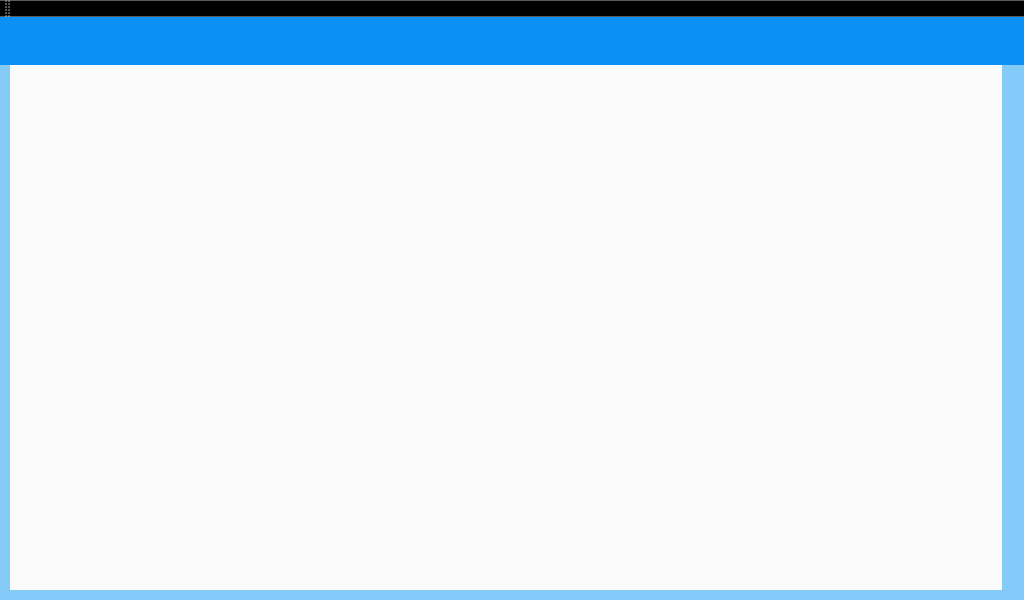
Old version of the form src/mainwindow.ui in the repository Txikilinux/abuledu-minitexte.
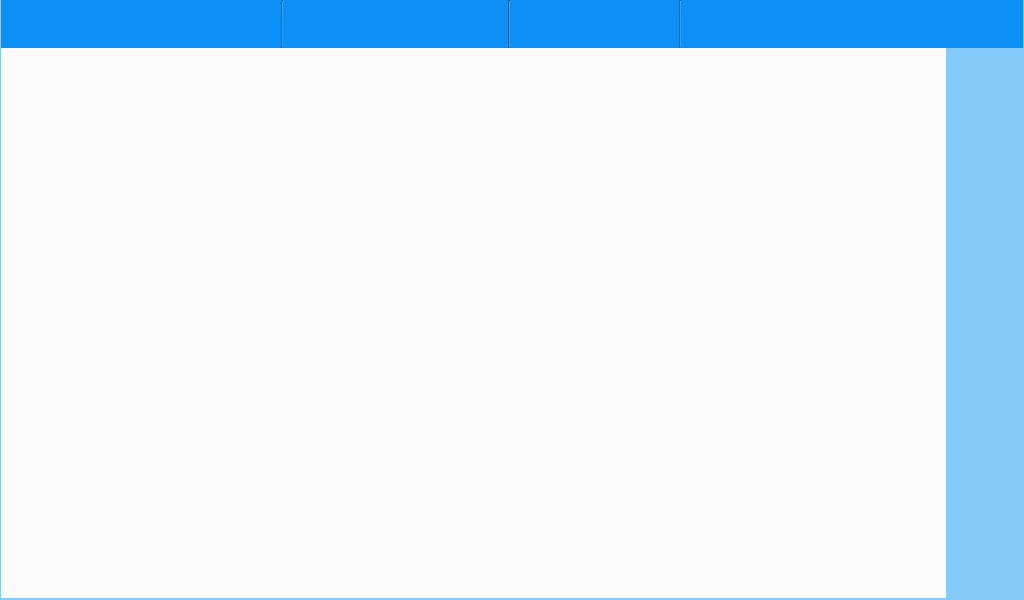
New version of the form. Icons and pictures are not drawn. Custom widgets are drawn as their Qt base class.

Commit message: [#3753] Nettoyage et Debut de reimplemenatat° graph. (boutons formatage texte non fonctionnels)

```diff
--- a/src/mainwindow.ui
+++ b/src/mainwindow.ui
@@ -33,13 +33,13 @@
    </property>
    <layout class="QGridLayout" name="gridLayout_2">
     <property name="leftMargin">
-     <number>0</number>
+     <number>1</number>
     </property>
     <property name="topMargin">
      <number>0</number>
     </property>
     <property name="rightMargin">
-     <number>0</number>
+     <number>1</number>
     </property>
     <property name="bottomMargin">
      <number>0</number>
@@ -66,31 +66,7 @@
       </property>
      </widget>
     </item>
-    <item row="1" column="0">
-     <widget class="QFrame" name="frPrincipale">
-      <property name="frameShape">
-       <enum>QFrame::NoFrame</enum>
-      </property>
-      <property name="frameShadow">
-       <enum>QFrame::Raised</enum>
-      </property>
-      <layout class="QGridLayout" name="gridLayout_6">
-       <property name="leftMargin">
-        <number>0</number>
-       </property>
-       <property name="topMargin">
-        <number>0</number>
-       </property>
-       <property name="rightMargin">
-        <number>0</number>
-       </property>
-       <property name="bottomMargin">
-        <number>0</number>
-       </property>
-       <property name="spacing">
-        <number>0</number>
-       </property>
-       <item row="0" column="0">
+    <item row="2" column="0">
         <widget class="QStackedWidget" name="stackedWidget">
          <property name="currentIndex">
           <number>0</number>
@@ -100,7 +76,7 @@
            <bool>true</bool>
           </property>
           <property name="focusPolicy">
-           <enum>Qt::WheelFocus</enum>
+        <enum>Qt::NoFocus</enum>
           </property>
           <layout class="QGridLayout" name="gridLayout_4">
            <property name="leftMargin">
@@ -113,42 +89,564 @@
             <number>0</number>
            </property>
            <property name="bottomMargin">
-            <number>0</number>
-           </property>
-           <property name="spacing">
+         <number>2</number>
+        </property>
+        <property name="horizontalSpacing">
+         <number>2</number>
+        </property>
+        <property name="verticalSpacing">
             <number>0</number>
            </property>
-           <item row="1" column="2">
-            <widget class="QFrame" name="frmControlAudio">
+        <item row="0" column="0" colspan="2">
+         <widget class="QFrame" name="frmFormat">
              <property name="minimumSize">
               <size>
                <width>0</width>
-               <height>200</height>
-              </size>
-             </property>
+            <height>48</height>
+           </size>
+          </property>
+          <property name="maximumSize">
+           <size>
+            <width>16777215</width>
+            <height>48</height>
+           </size>
+          </property>
+          <property name="styleSheet">
+           <string notr="true">background-color:#0D90F6</string>
+          </property>
              <property name="frameShape">
               <enum>QFrame::NoFrame</enum>
              </property>
              <property name="frameShadow">
               <enum>QFrame::Raised</enum>
              </property>
-             <layout class="QGridLayout" name="gridLayout_5"/>
+          <layout class="QHBoxLayout" name="horizontalLayout_3">
+           <property name="spacing">
+            <number>0</number>
+           </property>
+           <property name="leftMargin">
+            <number>0</number>
+           </property>
+           <property name="topMargin">
+            <number>0</number>
+           </property>
+           <property name="rightMargin">
+            <number>0</number>
+           </property>
+           <property name="bottomMargin">
+            <number>0</number>
+           </property>
+           <item>
+            <widget class="QToolButton" name="btn_bold">
+             <property name="focusPolicy">
+              <enum>Qt::NoFocus</enum>
+             </property>
+             <property name="text">
+              <string notr="true"/>
+             </property>
+             <property name="icon">
+              <iconset resource="resources.qrc">
+               <normaloff>:/abuledutextev1/format/bold</normaloff>:/abuledutextev1/format/bold</iconset>
+             </property>
+             <property name="iconSize">
+              <size>
+               <width>48</width>
+               <height>48</height>
+              </size>
+             </property>
+             <property name="checkable">
+              <bool>true</bool>
+             </property>
+             <property name="autoRaise">
+              <bool>true</bool>
+             </property>
             </widget>
            </item>
-           <item row="2" column="2">
-            <spacer name="verticalSpacer">
+           <item>
+            <widget class="QToolButton" name="btn_italic">
+             <property name="focusPolicy">
+              <enum>Qt::NoFocus</enum>
+             </property>
+             <property name="text">
+              <string notr="true"/>
+             </property>
+             <property name="icon">
+              <iconset resource="resources.qrc">
+               <normaloff>:/abuledutextev1/format/italic</normaloff>:/abuledutextev1/format/italic</iconset>
+             </property>
+             <property name="iconSize">
+              <size>
+               <width>48</width>
+               <height>48</height>
+              </size>
+             </property>
+             <property name="checkable">
+              <bool>true</bool>
+             </property>
+             <property name="autoRaise">
+              <bool>true</bool>
+             </property>
+            </widget>
+           </item>
+           <item>
+            <widget class="QToolButton" name="btn_underlined">
+             <property name="focusPolicy">
+              <enum>Qt::NoFocus</enum>
+             </property>
+             <property name="text">
+              <string notr="true"/>
+             </property>
+             <property name="icon">
+              <iconset resource="resources.qrc">
+               <normaloff>:/abuledutextev1/format/underlined</normaloff>:/abuledutextev1/format/underlined</iconset>
+             </property>
+             <property name="iconSize">
+              <size>
+               <width>48</width>
+               <height>48</height>
+              </size>
+             </property>
+             <property name="checkable">
+              <bool>true</bool>
+             </property>
+             <property name="autoRaise">
+              <bool>true</bool>
+             </property>
+            </widget>
+           </item>
+           <item>
+            <widget class="QToolButton" name="btn_decrease">
+             <property name="focusPolicy">
+              <enum>Qt::NoFocus</enum>
+             </property>
+             <property name="text">
+              <string notr="true"/>
+             </property>
+             <property name="icon">
+              <iconset resource="resources.qrc">
+               <normaloff>:/abuledutextev1/format/decrease</normaloff>:/abuledutextev1/format/decrease</iconset>
+             </property>
+             <property name="iconSize">
+              <size>
+               <width>48</width>
+               <height>48</height>
+              </size>
+             </property>
+             <property name="checkable">
+              <bool>false</bool>
+             </property>
+             <property name="autoRaise">
+              <bool>true</bool>
+             </property>
+            </widget>
+           </item>
+           <item>
+            <widget class="QToolButton" name="btn_increase">
+             <property name="focusPolicy">
+              <enum>Qt::NoFocus</enum>
+             </property>
+             <property name="text">
+              <string notr="true"/>
+             </property>
+             <property name="icon">
+              <iconset resource="resources.qrc">
+               <normaloff>:/abuledutextev1/format/increase</normaloff>:/abuledutextev1/format/increase</iconset>
+             </property>
+             <property name="iconSize">
+              <size>
+               <width>48</width>
+               <height>48</height>
+              </size>
+             </property>
+             <property name="checkable">
+              <bool>false</bool>
+             </property>
+             <property name="autoRaise">
+              <bool>true</bool>
+             </property>
+            </widget>
+           </item>
+           <item>
+            <widget class="Line" name="line">
+             <property name="minimumSize">
+              <size>
+               <width>0</width>
+               <height>0</height>
+              </size>
+             </property>
+             <property name="styleSheet">
+              <string notr="true">color: rgb(255, 255, 255);</string>
+             </property>
              <property name="orientation">
               <enum>Qt::Vertical</enum>
+             </property>
+            </widget>
+           </item>
+           <item>
+            <widget class="QFrame" name="frameAlignement">
+             <property name="frameShape">
+              <enum>QFrame::NoFrame</enum>
+             </property>
+             <property name="frameShadow">
+              <enum>QFrame::Plain</enum>
+             </property>
+             <layout class="QHBoxLayout" name="horizontalLayout_2">
+              <property name="spacing">
+               <number>0</number>
+              </property>
+              <property name="leftMargin">
+               <number>0</number>
+              </property>
+              <property name="topMargin">
+               <number>0</number>
+              </property>
+              <property name="rightMargin">
+               <number>0</number>
+              </property>
+              <property name="bottomMargin">
+               <number>0</number>
+              </property>
+              <item>
+               <widget class="QToolButton" name="btn_leftText">
+                <property name="focusPolicy">
+                 <enum>Qt::NoFocus</enum>
+                </property>
+                <property name="text">
+                 <string notr="true"/>
+                </property>
+                <property name="icon">
+                 <iconset resource="resources.qrc">
+                  <normaloff>:/abuledutextev1/format/left</normaloff>:/abuledutextev1/format/left</iconset>
+                </property>
+                <property name="iconSize">
+                 <size>
+                  <width>48</width>
+                  <height>48</height>
+                 </size>
+                </property>
+                <property name="checkable">
+                 <bool>true</bool>
+                </property>
+                <property name="autoExclusive">
+                 <bool>true</bool>
+                </property>
+                <property name="autoRaise">
+                 <bool>true</bool>
+                </property>
+               </widget>
+              </item>
+              <item>
+               <widget class="QToolButton" name="btn_centerText">
+                <property name="focusPolicy">
+                 <enum>Qt::NoFocus</enum>
+                </property>
+                <property name="text">
+                 <string notr="true"/>
+                </property>
+                <property name="icon">
+                 <iconset resource="resources.qrc">
+                  <normaloff>:/abuledutextev1/format/center</normaloff>:/abuledutextev1/format/center</iconset>
+                </property>
+                <property name="iconSize">
+                 <size>
+                  <width>48</width>
+                  <height>48</height>
+                 </size>
+                </property>
+                <property name="checkable">
+                 <bool>true</bool>
+                </property>
+                <property name="autoExclusive">
+                 <bool>true</bool>
+                </property>
+                <property name="autoRaise">
+                 <bool>true</bool>
+                </property>
+               </widget>
+              </item>
+              <item>
+               <widget class="QToolButton" name="btn_rightText">
+                <property name="focusPolicy">
+                 <enum>Qt::NoFocus</enum>
+                </property>
+                <property name="text">
+                 <string notr="true"/>
+                </property>
+                <property name="icon">
+                 <iconset resource="resources.qrc">
+                  <normaloff>:/abuledutextev1/format/right</normaloff>:/abuledutextev1/format/right</iconset>
+                </property>
+                <property name="iconSize">
+                 <size>
+                  <width>48</width>
+                  <height>48</height>
+                 </size>
+                </property>
+                <property name="checkable">
+                 <bool>true</bool>
+                </property>
+                <property name="autoExclusive">
+                 <bool>true</bool>
+                </property>
+                <property name="autoRaise">
+                 <bool>true</bool>
+                </property>
+               </widget>
+              </item>
+              <item>
+               <widget class="QToolButton" name="btn_justifyText">
+                <property name="focusPolicy">
+                 <enum>Qt::NoFocus</enum>
+                </property>
+                <property name="text">
+                 <string notr="true"/>
+                </property>
+                <property name="icon">
+                 <iconset resource="resources.qrc">
+                  <normaloff>:/abuledutextev1/format/justify</normaloff>:/abuledutextev1/format/justify</iconset>
+                </property>
+                <property name="iconSize">
+                 <size>
+                  <width>48</width>
+                  <height>48</height>
+                 </size>
+                </property>
+                <property name="checkable">
+                 <bool>true</bool>
+                </property>
+                <property name="autoExclusive">
+                 <bool>true</bool>
+                </property>
+                <property name="autoRaise">
+                 <bool>true</bool>
+                </property>
+               </widget>
+              </item>
+             </layout>
+            </widget>
+           </item>
+           <item>
+            <widget class="Line" name="line_2">
+             <property name="minimumSize">
+              <size>
+               <width>0</width>
+               <height>0</height>
+              </size>
+             </property>
+             <property name="styleSheet">
+              <string notr="true">color: rgb(255, 255, 255);</string>
+             </property>
+             <property name="orientation">
+              <enum>Qt::Vertical</enum>
+             </property>
+            </widget>
+           </item>
+           <item>
+            <widget class="QFrame" name="frameFont">
+             <property name="frameShape">
+              <enum>QFrame::NoFrame</enum>
+             </property>
+             <property name="frameShadow">
+              <enum>QFrame::Plain</enum>
+             </property>
+             <layout class="QHBoxLayout" name="horizontalLayout">
+              <property name="spacing">
+               <number>0</number>
+              </property>
+              <property name="leftMargin">
+               <number>0</number>
+              </property>
+              <property name="topMargin">
+               <number>0</number>
+              </property>
+              <property name="rightMargin">
+               <number>0</number>
+              </property>
+              <property name="bottomMargin">
+               <number>0</number>
+              </property>
+              <item>
+               <widget class="QToolButton" name="btn_andika">
+                <property name="focusPolicy">
+                 <enum>Qt::NoFocus</enum>
+                </property>
+                <property name="text">
+                 <string notr="true"/>
+                </property>
+                <property name="icon">
+                 <iconset resource="resources.qrc">
+                  <normaloff>:/abuledutextev1/format/fontAndika</normaloff>:/abuledutextev1/format/fontAndika</iconset>
+                </property>
+                <property name="iconSize">
+                 <size>
+                  <width>48</width>
+                  <height>48</height>
+                 </size>
+                </property>
+                <property name="checkable">
+                 <bool>true</bool>
+                </property>
+                <property name="autoExclusive">
+                 <bool>true</bool>
+                </property>
+                <property name="autoRaise">
+                 <bool>true</bool>
+                </property>
+               </widget>
+              </item>
+              <item>
+               <widget class="QToolButton" name="btn_seyes">
+                <property name="focusPolicy">
+                 <enum>Qt::NoFocus</enum>
+                </property>
+                <property name="text">
+                 <string notr="true"/>
+                </property>
+                <property name="icon">
+                 <iconset resource="resources.qrc">
+                  <normaloff>:/abuledutextev1/format/fontSeyes</normaloff>:/abuledutextev1/format/fontSeyes</iconset>
+                </property>
+                <property name="iconSize">
+                 <size>
+                  <width>48</width>
+                  <height>48</height>
+                 </size>
+                </property>
+                <property name="checkable">
+                 <bool>true</bool>
+                </property>
+                <property name="autoExclusive">
+                 <bool>true</bool>
+                </property>
+                <property name="autoRaise">
+                 <bool>true</bool>
+                </property>
+               </widget>
+              </item>
+              <item>
+               <widget class="QToolButton" name="btn_plume">
+                <property name="focusPolicy">
+                 <enum>Qt::NoFocus</enum>
+                </property>
+                <property name="text">
+                 <string notr="true"/>
+                </property>
+                <property name="icon">
+                 <iconset resource="resources.qrc">
+                  <normaloff>:/abuledutextev1/format/fontPlume</normaloff>:/abuledutextev1/format/fontPlume</iconset>
+                </property>
+                <property name="iconSize">
+                 <size>
+                  <width>48</width>
+                  <height>48</height>
+                 </size>
+                </property>
+                <property name="checkable">
+                 <bool>true</bool>
+                </property>
+                <property name="autoExclusive">
+                 <bool>true</bool>
+                </property>
+                <property name="autoRaise">
+                 <bool>true</bool>
+                </property>
+               </widget>
+              </item>
+             </layout>
+            </widget>
+           </item>
+           <item>
+            <widget class="Line" name="line_3">
+             <property name="orientation">
+              <enum>Qt::Vertical</enum>
+             </property>
+            </widget>
+           </item>
+           <item>
+            <widget class="QToolButton" name="btn_color">
+             <property name="focusPolicy">
+              <enum>Qt::NoFocus</enum>
+             </property>
+             <property name="text">
+              <string notr="true"/>
+             </property>
+             <property name="iconSize">
+              <size>
+               <width>48</width>
+               <height>48</height>
+              </size>
+             </property>
+             <property name="checkable">
+              <bool>false</bool>
+             </property>
+             <property name="autoExclusive">
+              <bool>false</bool>
+             </property>
+             <property name="autoRaise">
+              <bool>true</bool>
+             </property>
+            </widget>
+           </item>
+           <item>
+            <widget class="QToolButton" name="btn_data">
+             <property name="focusPolicy">
+              <enum>Qt::NoFocus</enum>
+             </property>
+             <property name="text">
+              <string notr="true"/>
+             </property>
+             <property name="icon">
+              <iconset resource="resources.qrc">
+               <normaloff>:/abuledutextev1/buttons/data</normaloff>:/abuledutextev1/buttons/data</iconset>
+             </property>
+             <property name="iconSize">
+              <size>
+               <width>48</width>
+               <height>48</height>
+              </size>
+             </property>
+             <property name="checkable">
+              <bool>false</bool>
+             </property>
+             <property name="autoExclusive">
+              <bool>false</bool>
+             </property>
+             <property name="autoRaise">
+              <bool>true</bool>
+             </property>
+            </widget>
+           </item>
+           <item>
+            <spacer name="horizontalSpacer">
+             <property name="orientation">
+              <enum>Qt::Horizontal</enum>
              </property>
              <property name="sizeHint" stdset="0">
               <size>
-               <width>20</width>
-               <height>392</height>
+               <width>40</width>
+               <height>20</height>
               </size>
              </property>
             </spacer>
            </item>
-           <item row="1" column="1" rowspan="2">
+          </layout>
+          <zorder>btn_bold</zorder>
+          <zorder>btn_italic</zorder>
+          <zorder>teZoneTexte</zorder>
+          <zorder>btn_underlined</zorder>
+          <zorder>btn_decrease</zorder>
+          <zorder>btn_increase</zorder>
+          <zorder>line</zorder>
+          <zorder>line_2</zorder>
+          <zorder>frameFont</zorder>
+          <zorder>frameAlignement</zorder>
+          <zorder>btn_color</zorder>
+          <zorder>line_3</zorder>
+          <zorder>btn_data</zorder>
+          <zorder>horizontalSpacer</zorder>
+         </widget>
+        </item>
+        <item row="1" column="0">
             <widget class="QTextEdit" name="teZoneTexte">
              <property name="focusPolicy">
               <enum>Qt::StrongFocus</enum>
@@ -170,73 +668,21 @@
              </property>
             </widget>
            </item>
-           <item row="0" column="0" colspan="3">
-            <widget class="QFrame" name="frmFormat">
+        <item row="1" column="1">
+         <widget class="QFrame" name="frmControlAudio">
              <property name="minimumSize">
               <size>
-               <width>0</width>
-               <height>48</height>
-              </size>
-             </property>
-             <property name="maximumSize">
-              <size>
-               <width>16777215</width>
-               <height>48</height>
-              </size>
-             </property>
-             <property name="styleSheet">
-              <string notr="true">background-color:#0D90F6</string>
-             </property>
+            <width>75</width>
+            <height>200</height>
+           </size>
+          </property>
              <property name="frameShape">
               <enum>QFrame::NoFrame</enum>
              </property>
              <property name="frameShadow">
               <enum>QFrame::Raised</enum>
              </property>
-            </widget>
-           </item>
-           <item row="1" column="0" rowspan="2">
-            <widget class="QFrame" name="frmLeftBorder">
-             <property name="minimumSize">
-              <size>
-               <width>10</width>
-               <height>0</height>
-              </size>
-             </property>
-             <property name="maximumSize">
-              <size>
-               <width>20</width>
-               <height>16777215</height>
-              </size>
-             </property>
-             <property name="frameShape">
-              <enum>QFrame::NoFrame</enum>
-             </property>
-             <property name="frameShadow">
-              <enum>QFrame::Raised</enum>
-             </property>
-            </widget>
-           </item>
-           <item row="3" column="1">
-            <widget class="QFrame" name="frmBottomBorder">
-             <property name="minimumSize">
-              <size>
-               <width>0</width>
-               <height>10</height>
-              </size>
-             </property>
-             <property name="maximumSize">
-              <size>
-               <width>16777215</width>
-               <height>20</height>
-              </size>
-             </property>
-             <property name="frameShape">
-              <enum>QFrame::NoFrame</enum>
-             </property>
-             <property name="frameShadow">
-              <enum>QFrame::Raised</enum>
-             </property>
+          <zorder>teZoneTexte</zorder>
             </widget>
            </item>
           </layout>
@@ -334,41 +780,6 @@
        </item>
       </layout>
      </widget>
-    </item>
-   </layout>
-  </widget>
-  <widget class="QToolBar" name="toolBar">
-   <property name="sizePolicy">
-    <sizepolicy hsizetype="Expanding" vsizetype="Expanding">
-     <horstretch>0</horstretch>
-     <verstretch>0</verstretch>
-    </sizepolicy>
-   </property>
-   <property name="minimumSize">
-    <size>
-     <width>0</width>
-     <height>0</height>
-    </size>
-   </property>
-   <property name="windowTitle">
-    <string>toolBar</string>
-   </property>
-   <property name="styleSheet">
-    <string notr="true"/>
-   </property>
-   <property name="iconSize">
-    <size>
-     <width>32</width>
-     <height>32</height>
-    </size>
-   </property>
-   <attribute name="toolBarArea">
-    <enum>TopToolBarArea</enum>
-   </attribute>
-   <attribute name="toolBarBreak">
-    <bool>false</bool>
-   </attribute>
-  </widget>
  </widget>
  <layoutdefault spacing="6" margin="11"/>
  <customwidgets>
```
Left out of the diff: 4 changed lines with no effect on the pictures. Lines whose indentation alone changed are shown as unchanged. The commit also changes 2 other files.
